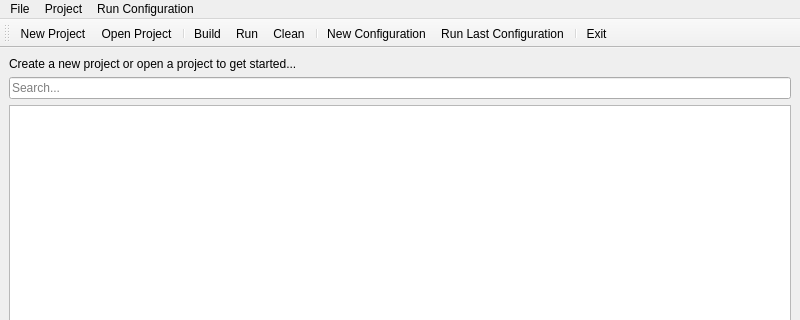
Before: the Qt Designer form mainwindow.ui in Paul-Passeron/ProjmanQt, drawn with Qt 5; both pictures show x 0 to 800 and y 0 to 320 of the 800 by 600 pixel window.
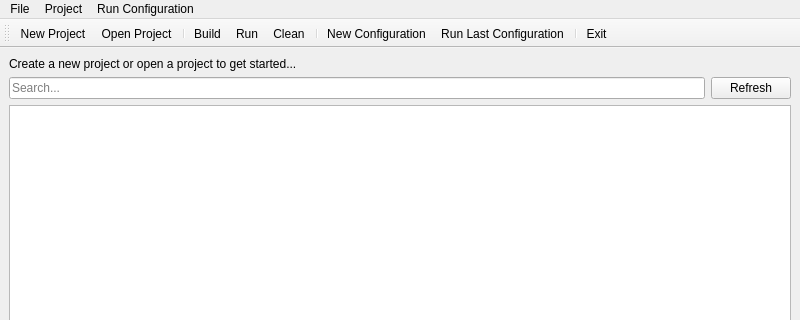
After: the same form once the commit is applied. Icons and pictures are not drawn.

Commit message: `Added refresh button and functionality to reload file system tree view when a project is opened or changed.`

```diff
--- a/mainwindow.ui
+++ b/mainwindow.ui
@@ -28,11 +28,22 @@
        </widget>
       </item>
       <item>
+       <layout class="QHBoxLayout" name="horizontalLayout_3">
+        <item>
        <widget class="QLineEdit" name="searchBar">
         <property name="placeholderText">
          <string>Search...</string>
         </property>
        </widget>
+        </item>
+        <item>
+         <widget class="QPushButton" name="pushButton">
+          <property name="text">
+           <string>Refresh</string>
+          </property>
+         </widget>
+        </item>
+       </layout>
       </item>
       <item>
        <widget class="QTreeView" name="treeView">
```
Lines whose indentation alone changed are shown as unchanged. The commit also changes 2 other files.
